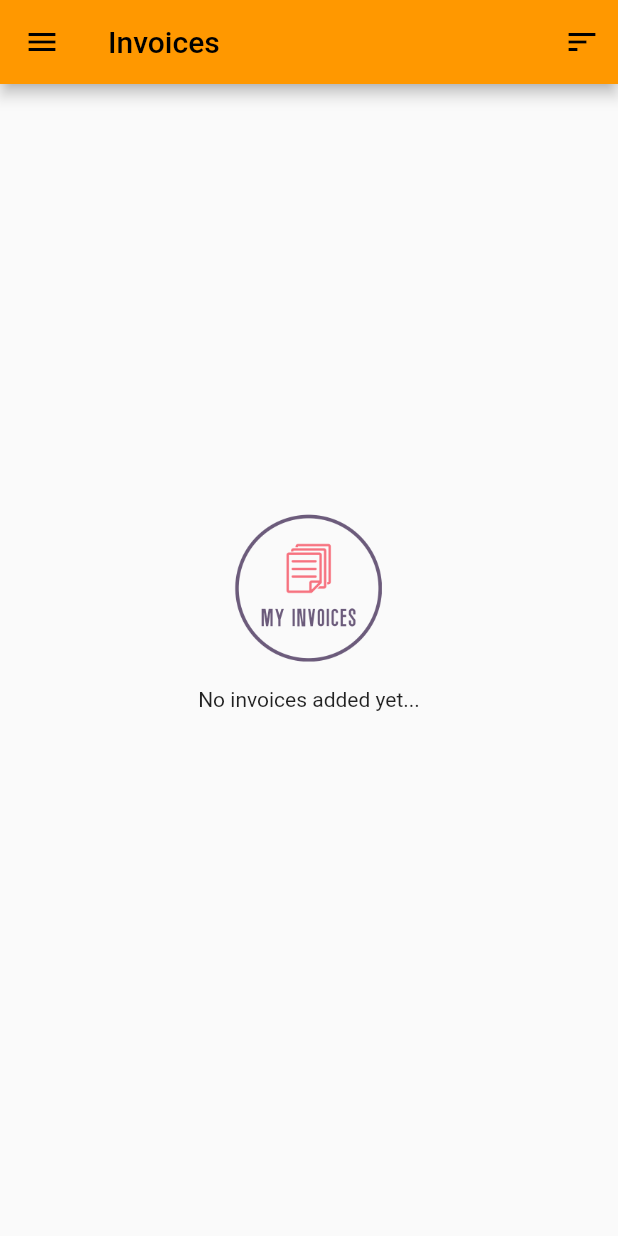
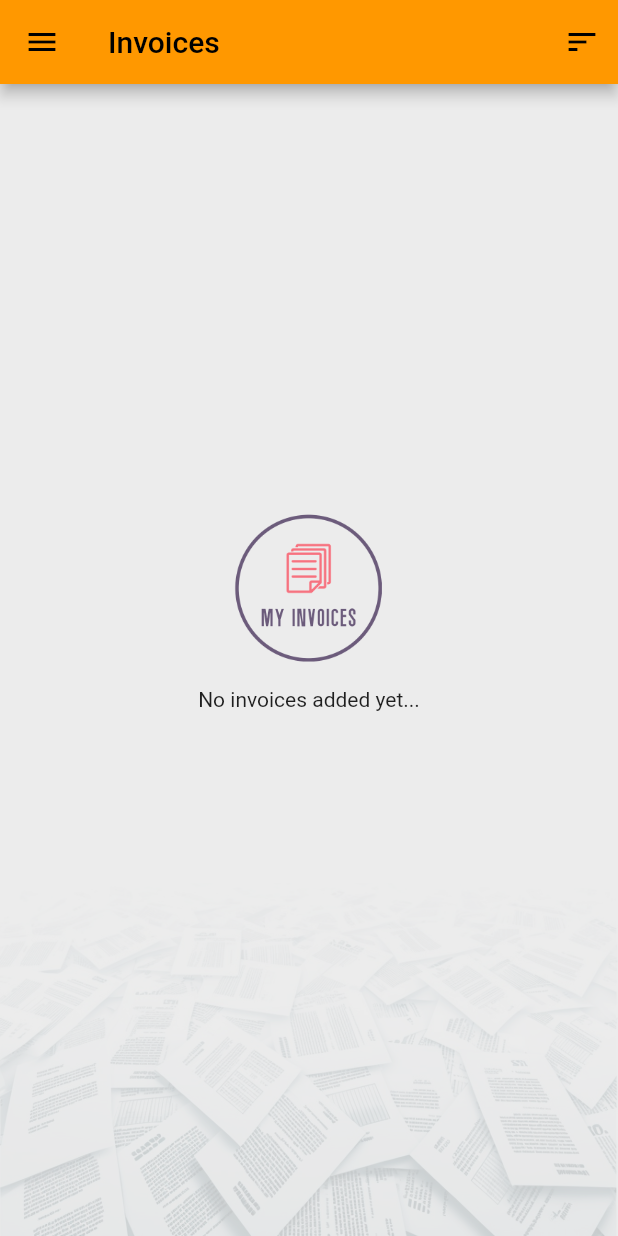
Before and after one commit to fildogan/my_invoices, a Flutter app: the screen it shows once a user with an empty profile is signed in, after a tap on "List of Invoices", on a phone screen of 412 x 824 dp. Run offline on Flutter 3.47's test engine with Material 2 defaults, Android fonts, the phone set to English and light mode, and no system bars; our stand-ins replace cloud_firestore, file_picker, firebase_auth, firebase_core, firebase_storage, freezed_annotation and 2 more; missing offline and left inert: firebase_ui_auth, flutter_pdfview; accounts and stored records are empty; network calls fail.

Commit message:
Update backgrounds depending on theme

```diff
--- a/lib/features/global_widgets/background_faded.dart
+++ b/lib/features/global_widgets/background_faded.dart
@@ -1,5 +1,4 @@
 import 'package:flutter/material.dart';
-import 'package:my_invoices/app/core/config.dart';
 
 class BackgroundFaded extends StatelessWidget {
   const BackgroundFaded({
@@ -8,14 +7,16 @@ class BackgroundFaded extends StatelessWidget {
 
   @override
   Widget build(BuildContext context) {
-    return Container(
-      color: currentTheme.currentTheme == ThemeMode.light
+    return Stack(
+      children: [
+        Container(
+          color: Theme.of(context).brightness == Brightness.light
               ? Colors.white
               : Colors.transparent,
           child: Column(
             mainAxisAlignment: MainAxisAlignment.end,
             children: [
-          currentTheme.currentTheme == ThemeMode.light
+              Theme.of(context).brightness == Brightness.light
                   ? Image.asset(
                       'assets/images/background1.jpg',
                       width: double.infinity,
@@ -24,6 +25,12 @@ class BackgroundFaded extends StatelessWidget {
                   : const SizedBox.shrink(),
             ],
           ),
+        ),
+        if (Theme.of(context).brightness == Brightness.light)
+          Container(
+            color: Colors.grey.withOpacity(0.2),
+          ),
+      ],
     );
   }
 }
--- a/lib/features/global_widgets/background_full.dart
+++ b/lib/features/global_widgets/background_full.dart
@@ -1,5 +1,4 @@
 import 'package:flutter/material.dart';
-import 'package:my_invoices/app/core/config.dart';
 
 class BackgroundFullColor extends StatelessWidget {
   const BackgroundFullColor({
@@ -8,21 +7,30 @@ class BackgroundFullColor extends StatelessWidget {
 
   @override
   Widget build(BuildContext context) {
-    return Container(
-      color: currentTheme.currentTheme == ThemeMode.light
+    return Stack(
+      children: [
+        Container(
+          color: Theme.of(context).brightness == Brightness.light
               ? Colors.white
               : Colors.transparent,
           child: Column(
             mainAxisAlignment: MainAxisAlignment.end,
             children: [
-          currentTheme.currentTheme == ThemeMode.light
+              Theme.of(context).brightness == Brightness.light
                   ? Image.asset(
                       'assets/images/background1.jpg',
                       width: double.infinity,
+                      opacity: const AlwaysStoppedAnimation(.8),
                     )
                   : const SizedBox.shrink(),
             ],
           ),
+        ),
+        if (Theme.of(context).brightness == Brightness.light)
+          Container(
+            color: Colors.grey.withOpacity(0.2),
+          ),
+      ],
     );
   }
 }
```
Lines whose indentation alone changed are shown as unchanged.
